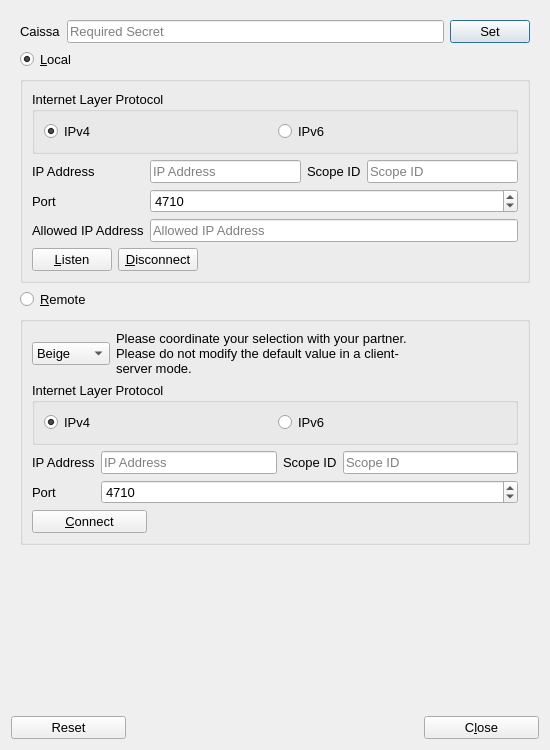
First picture: the form in UI/qtchess_setup.ui, repository textbrowser/qtchess, before the edit.
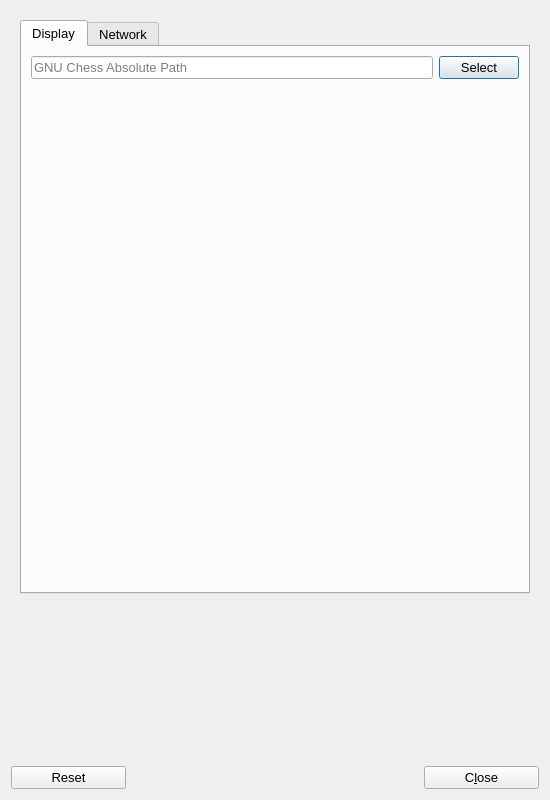
Second picture: the form after the edit. Icons and pictures are not drawn.

Commit message: New GNUChess configuration option.

The edit to the form file:
```diff
--- a/UI/qtchess_setup.ui
+++ b/UI/qtchess_setup.ui
@@ -7,7 +7,7 @@
     <x>0</x>
     <y>0</y>
     <width>550</width>
-    <height>750</height>
+    <height>800</height>
    </rect>
   </property>
   <property name="font">
@@ -36,12 +36,63 @@
        <rect>
         <x>0</x>
         <y>0</y>
-        <width>517</width>
-        <height>730</height>
+        <width>538</width>
+        <height>742</height>
        </rect>
       </property>
       <layout class="QVBoxLayout" name="verticalLayout_3">
        <item>
+        <widget class="QTabWidget" name="tab">
+         <property name="currentIndex">
+          <number>0</number>
+         </property>
+         <widget class="QWidget" name="display_page">
+          <attribute name="title">
+           <string>Display</string>
+          </attribute>
+          <layout class="QVBoxLayout" name="verticalLayout_5">
+           <item>
+            <layout class="QHBoxLayout" name="horizontalLayout_9">
+             <item>
+              <widget class="QLineEdit" name="gnu_chess">
+               <property name="placeholderText">
+                <string>GNU Chess Absolute Path</string>
+               </property>
+               <property name="clearButtonEnabled">
+                <bool>true</bool>
+               </property>
+              </widget>
+             </item>
+             <item>
+              <widget class="QPushButton" name="select_gnu_chess">
+               <property name="text">
+                <string>Select</string>
+               </property>
+              </widget>
+             </item>
+            </layout>
+           </item>
+           <item>
+            <spacer name="verticalSpacer_2">
+             <property name="orientation">
+              <enum>Qt::Vertical</enum>
+             </property>
+             <property name="sizeHint" stdset="0">
+              <size>
+               <width>20</width>
+               <height>40</height>
+              </size>
+             </property>
+            </spacer>
+           </item>
+          </layout>
+         </widget>
+         <widget class="QWidget" name="network_page">
+          <attribute name="title">
+           <string>Network</string>
+          </attribute>
+          <layout class="QVBoxLayout" name="verticalLayout_4">
+           <item>
         <layout class="QHBoxLayout" name="horizontalLayout_8">
          <item>
           <widget class="QLabel" name="label_4">
@@ -453,6 +504,10 @@
          </layout>
         </widget>
        </item>
+          </layout>
+         </widget>
+        </widget>
+       </item>
        <item>
         <spacer name="verticalSpacer">
          <property name="orientation">
```
Left out of the diff: 3 changed lines with no effect on the pictures. Lines whose indentation alone changed are shown as unchanged. The commit also changes 5 other files.
